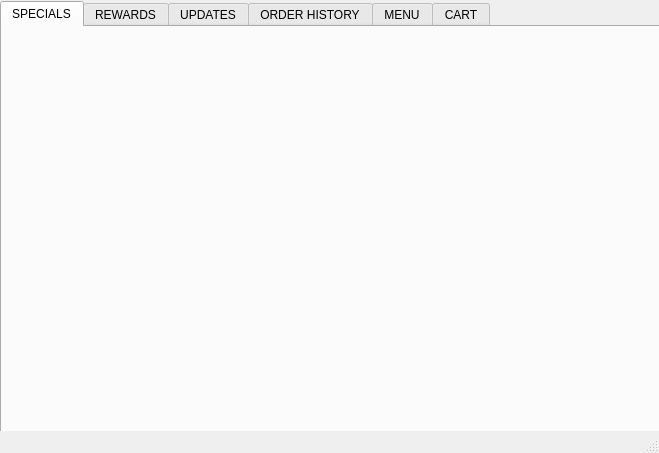
Before: the Qt Designer form sonicApp/mainscreen.ui in vuandy50/Assignment-4, drawn with Qt 5.
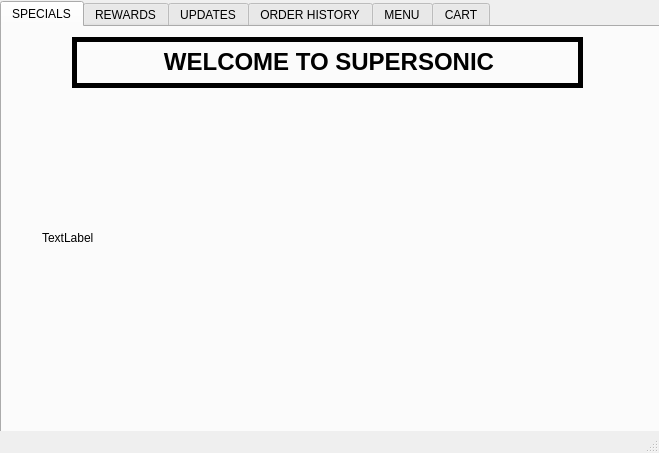
After: the same form once the commit is applied. The open tabs and pages were chosen to show the change.

What changed in the file:
```diff
--- a/sonicApp/mainscreen.ui
+++ b/sonicApp/mainscreen.ui
@@ -30,15 +30,40 @@
      <attribute name="title">
       <string>SPECIALS</string>
      </attribute>
-     <widget class="QWidget" name="widget" native="true">
+     <widget class="QLabel" name="label_15">
+      <property name="geometry">
+       <rect>
+        <x>70</x>
+        <y>10</y>
+        <width>511</width>
+        <height>51</height>
+       </rect>
+      </property>
+      <property name="frameShape">
+       <enum>QFrame::Box</enum>
+      </property>
+      <property name="frameShadow">
+       <enum>QFrame::Plain</enum>
+      </property>
+      <property name="lineWidth">
+       <number>5</number>
+      </property>
+      <property name="text">
+       <string>&lt;html&gt;&lt;head/&gt;&lt;body&gt;&lt;p align=&quot;center&quot;&gt;&lt;span style=&quot; font-size:18pt; font-weight:600;&quot;&gt;WELCOME TO SUPERSONIC&lt;/span&gt;&lt;/p&gt;&lt;/body&gt;&lt;/html&gt;</string>
+      </property>
+     </widget>
+     <widget class="QLabel" name="gifAd">
       <property name="geometry">
        <rect>
         <x>40</x>
-        <y>30</y>
-        <width>341</width>
-        <height>291</height>
+        <y>80</y>
+        <width>571</width>
+        <height>261</height>
        </rect>
       </property>
+      <property name="text">
+       <string>TextLabel</string>
+      </property>
      </widget>
     </widget>
     <widget class="QWidget" name="rewards">
```
Left out of the diff: 2 changed lines with no effect on the pictures.
